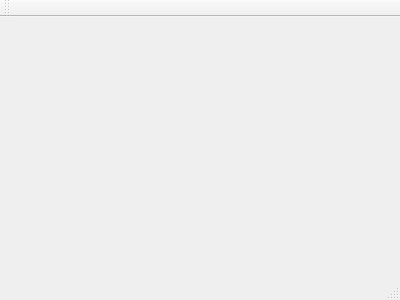
Qt form mainwindow.ui (atile-y/LP-Solver) before a commit.
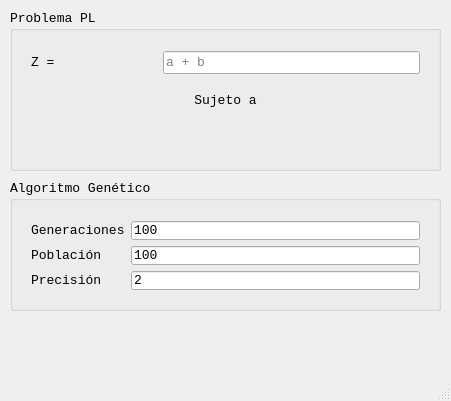
The same form after that commit. Icons and pictures are not drawn.

```diff
--- a/mainwindow.ui
+++ b/mainwindow.ui
@@ -1,24 +1,210 @@
 <ui version="4.0">
  <class>MainWindow</class>
- <widget class="QMainWindow" name="MainWindow" >
-  <property name="geometry" >
+ <widget class="QMainWindow" name="MainWindow">
+  <property name="geometry">
    <rect>
     <x>0</x>
     <y>0</y>
-    <width>400</width>
-    <height>300</height>
+    <width>451</width>
+    <height>401</height>
    </rect>
   </property>
-  <property name="windowTitle" >
-   <string>MainWindow</string>
+  <property name="font">
+   <font>
+    <family>Monospace</family>
+    <pointsize>10</pointsize>
+   </font>
   </property>
-  <widget class="QMenuBar" name="menuBar" />
-  <widget class="QToolBar" name="mainToolBar" />
-  <widget class="QWidget" name="centralWidget" />
-  <widget class="QStatusBar" name="statusBar" />
+  <property name="windowTitle">
+   <string>Genético aplicado a problemas PL</string>
+  </property>
+  <widget class="QWidget" name="centralWidget">
+   <widget class="QGroupBox" name="PLGroupBox">
+    <property name="geometry">
+     <rect>
+      <x>10</x>
+      <y>10</y>
+      <width>431</width>
+      <height>161</height>
+     </rect>
+    </property>
+    <property name="title">
+     <string>Problema PL</string>
+    </property>
+    <widget class="QWidget" name="gridLayoutWidget">
+     <property name="geometry">
+      <rect>
+       <x>10</x>
+       <y>30</y>
+       <width>411</width>
+       <height>122</height>
+      </rect>
+     </property>
+     <layout class="QGridLayout" name="gridLayout">
+      <item row="2" column="1">
+       <widget class="QPushButton" name="addRestPushButton">
+        <property name="maximumSize">
+         <size>
+          <width>16777215</width>
+          <height>24</height>
+         </size>
+        </property>
+        <property name="text">
+         <string/>
+        </property>
+        <property name="icon">
+         <iconset resource="resources.qrc">
+          <normaloff>:/images/add.png</normaloff>:/images/add.png</iconset>
+        </property>
+        <property name="iconSize">
+         <size>
+          <width>24</width>
+          <height>24</height>
+         </size>
+        </property>
+        <property name="flat">
+         <bool>true</bool>
+        </property>
+       </widget>
+      </item>
+      <item row="0" column="0">
+       <widget class="QLabel" name="zLabel">
+        <property name="text">
+         <string>Z =</string>
+        </property>
+       </widget>
+      </item>
+      <item row="0" column="1" colspan="2">
+       <widget class="QLineEdit" name="zLineEdit">
+        <property name="text">
+         <string/>
+        </property>
+        <property name="placeholderText">
+         <string>a + b</string>
+        </property>
+       </widget>
+      </item>
+      <item row="1" column="0" colspan="3">
+       <widget class="QLabel" name="saLabel">
+        <property name="text">
+         <string>Sujeto a</string>
+        </property>
+        <property name="alignment">
+         <set>Qt::AlignCenter</set>
+        </property>
+       </widget>
+      </item>
+     </layout>
+    </widget>
+   </widget>
+   <widget class="QGroupBox" name="geneticGroupBox">
+    <property name="geometry">
+     <rect>
+      <x>10</x>
+      <y>180</y>
+      <width>431</width>
+      <height>131</height>
+     </rect>
+    </property>
+    <property name="title">
+     <string>Algoritmo Genético</string>
+    </property>
+    <widget class="QWidget" name="formLayoutWidget">
+     <property name="geometry">
+      <rect>
+       <x>10</x>
+       <y>30</y>
+       <width>411</width>
+       <height>91</height>
+      </rect>
+     </property>
+     <layout class="QFormLayout" name="formLayout">
+      <item row="0" column="0">
+       <widget class="QLabel" name="generacionLabel">
+        <property name="text">
+         <string>Generaciones</string>
+        </property>
+       </widget>
+      </item>
+      <item row="0" column="1">
+       <widget class="QLineEdit" name="generacionLineEdit">
+        <property name="text">
+         <string>100</string>
+        </property>
+        <property name="placeholderText">
+         <string>Número de iteraciones</string>
+        </property>
+       </widget>
+      </item>
+      <item row="1" column="0">
+       <widget class="QLabel" name="poblacionLabel">
+        <property name="text">
+         <string>Población</string>
+        </property>
+       </widget>
+      </item>
+      <item row="1" column="1">
+       <widget class="QLineEdit" name="poblacionLineEdit">
+        <property name="text">
+         <string>100</string>
+        </property>
+        <property name="placeholderText">
+         <string>Tamaño de la población</string>
+        </property>
+       </widget>
+      </item>
+      <item row="2" column="0">
+       <widget class="QLabel" name="presicionLabel">
+        <property name="text">
+         <string>Precisión</string>
+        </property>
+       </widget>
+      </item>
+      <item row="2" column="1">
+       <widget class="QLineEdit" name="precisionLineEdit">
+        <property name="text">
+         <string>2</string>
+        </property>
+        <property name="placeholderText">
+         <string>Bits de precisión</string>
+        </property>
+       </widget>
+      </item>
+     </layout>
+    </widget>
+   </widget>
+   <widget class="QPushButton" name="runPushButton">
+    <property name="geometry">
+     <rect>
+      <x>210</x>
+      <y>330</y>
+      <width>32</width>
+      <height>32</height>
+     </rect>
+    </property>
+    <property name="text">
+     <string/>
+    </property>
+    <property name="icon">
+     <iconset resource="resources.qrc">
+      <normaloff>:/images/play.png</normaloff>:/images/play.png</iconset>
+    </property>
+    <property name="iconSize">
+     <size>
+      <width>32</width>
+      <height>32</height>
+     </size>
+    </property>
+    <property name="flat">
+     <bool>true</bool>
+    </property>
+   </widget>
+  </widget>
+  <widget class="QStatusBar" name="statusBar"/>
  </widget>
- <layoutDefault spacing="6" margin="11" />
- <pixmapfunction></pixmapfunction>
- <resources/>
+ <layoutdefault spacing="6" margin="11"/>
+ <resources>
+  <include location="resources.qrc"/>
+ </resources>
  <connections/>
 </ui>
```
Left out of the diff: 1 changed line with no effect on the pictures.
